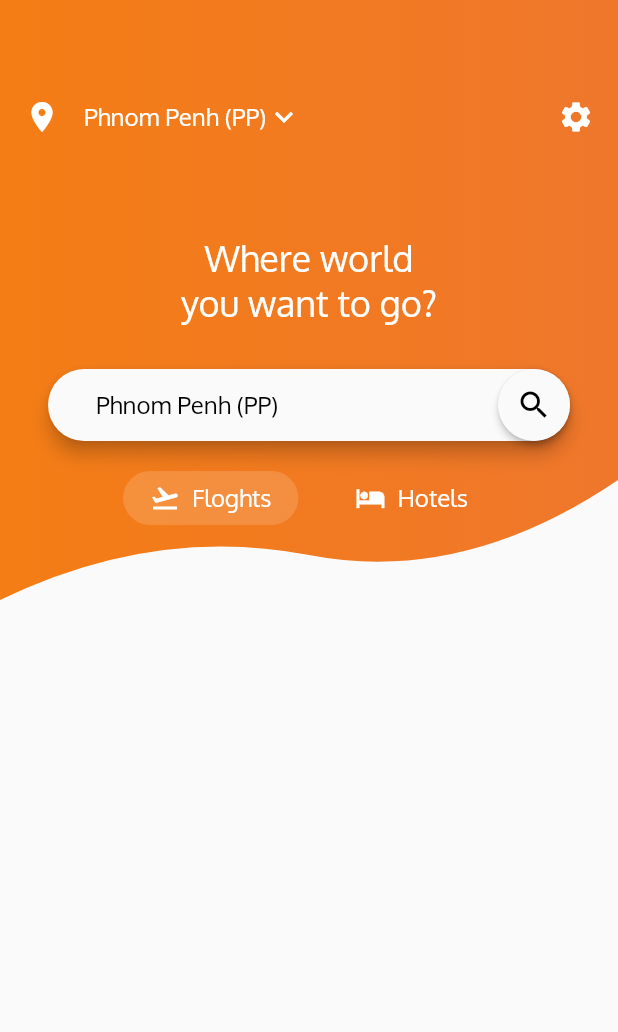
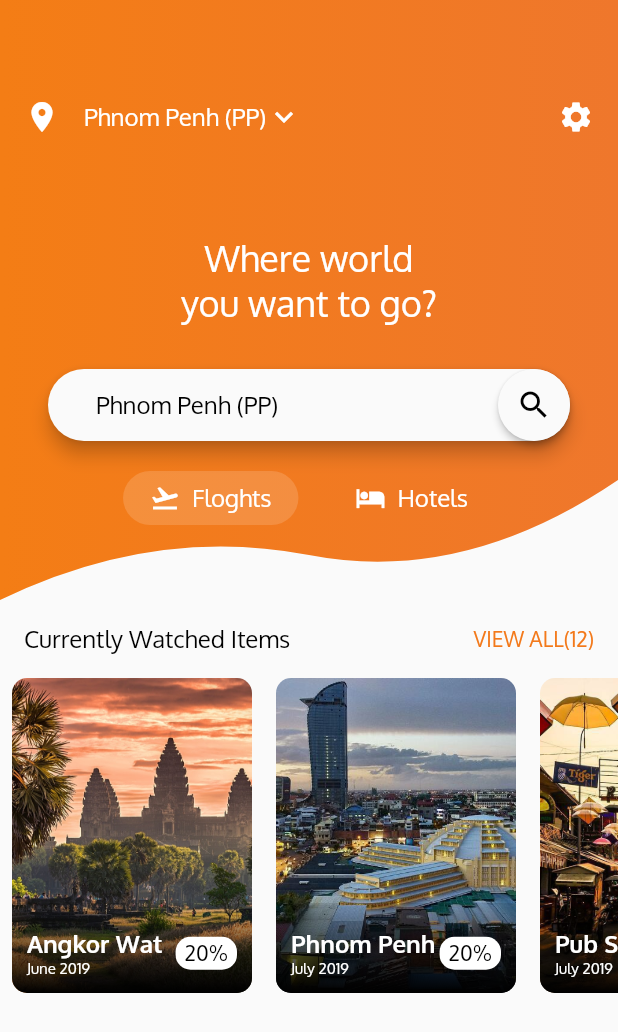
Before and after one commit to ungsochea/flutter-fight-ticket, a Flutter app: the screen it shows after launch, on a phone screen of 412 x 824 dp. Shown: the top 1032 px of the screen. Run offline on Flutter 3.47's test engine with Material 2 defaults, Android fonts, the phone set to English and light mode, and no system bars.

Commit message:
card list

```diff
--- a/lib/main.dart
+++ b/lib/main.dart
@@ -23,7 +23,10 @@ class HomeScreen extends StatelessWidget {
   Widget build(BuildContext context) {
     return Scaffold(
       body: Column(
-        children: <Widget>[HomeScreenTopPart()],
+        children: <Widget>[
+          HomeScreenTopPart(),
+          HomeScreenButtomPart,
+        ],
       ),
     );
   }
@@ -170,14 +173,14 @@ class _HomeScreenTopPartState extends State<HomeScreenTopPart> {
                       width: 20.0,
                     ),
                     InkWell(
-                      child: ChoiceChip(Icons.hotel, "Hotels", !isFlightSelected),
+                      child:
+                          ChoiceChip(Icons.hotel, "Hotels", !isFlightSelected),
                       onTap: () {
                         setState(() {
                           isFlightSelected = false;
                         });
                       },
                     ),
-
                   ],
                 ),
               ],
@@ -231,3 +234,126 @@ class _ChoiceChipState extends State<ChoiceChip> {
     );
   }
 }
+
+var viewAllStyle = TextStyle(fontSize: 14.0, color: appTheme.primaryColor);
+
+var HomeScreenButtomPart = Column(
+  children: <Widget>[
+    Padding(
+      padding: EdgeInsets.symmetric(horizontal: 16.0, vertical: 16.0),
+      child: Row(
+        mainAxisSize: MainAxisSize.max,
+        mainAxisAlignment: MainAxisAlignment.spaceBetween,
+        children: <Widget>[
+          Text(
+            "Currently Watched Items",
+            style: dropDownMenuItemStyle,
+          ),
+          Spacer(),
+          Text(
+            "VIEW ALL(12)",
+            style: viewAllStyle,
+          )
+        ],
+      ),
+    ),
+    Container(
+      height: 210.0,
+      child: ListView(scrollDirection: Axis.horizontal, children: citycards),
+    ),
+  ],
+);
+
+List<CityCard> citycards = [
+  CityCard("assets/images/angkorwat.jpg", "Angkor Wat", "June 2019", "20", "80",
+      "60"),
+  CityCard("assets/images/phnom-penh.jpg", "Phnom Penh", "July 2019", "20",
+      "70", "50"),
+  CityCard("assets/images/pubstreet.jpg", "Pub Street", "July 2019", "30", "70",
+      "40"),
+];
+
+class CityCard extends StatelessWidget {
+  final String imagePath, cityName, monthYear, discount, oldPrice, newPrice;
+
+  CityCard(this.imagePath, this.cityName, this.monthYear, this.discount,
+      this.oldPrice, this.newPrice);
+
+  @override
+  Widget build(BuildContext context) {
+    return Padding(
+        padding: const EdgeInsets.symmetric(horizontal: 8.0),
+        child: ClipRRect(
+          borderRadius: BorderRadius.all(Radius.circular(10.0)),
+          child: Stack(
+            children: <Widget>[
+              Container(
+                height: 210.0,
+                width: 160.0,
+                child: Image.asset(
+                  imagePath,
+                  fit: BoxFit.cover,
+                ),
+              ),
+              Positioned(
+                left: 0.0,
+                bottom: 0.0,
+                width: 160.0,
+                height: 60.0,
+                child: Container(
+                  decoration: BoxDecoration(
+                    gradient: LinearGradient(
+                      begin: Alignment.bottomCenter,
+                      end: Alignment.topCenter,
+                      colors: [
+                        Colors.black,Colors.black.withOpacity(0.1)
+                      ]
+                    ),
+                  ),
+                ),
+              ),
+              Positioned(
+                left: 10.0,
+                bottom: 10.0,
+                right: 10.0,
+                child: Row(
+                  mainAxisSize: MainAxisSize.max,
+                  mainAxisAlignment: MainAxisAlignment.spaceBetween,
+                  children: <Widget>[
+                    Column(
+                      crossAxisAlignment: CrossAxisAlignment.start,
+                      children: <Widget>[
+                        Text(
+                          cityName,
+                          style: TextStyle(
+                              fontWeight: FontWeight.bold,
+                              color: Colors.white,
+                              fontSize: 16.0),
+                        ),
+                        Text(
+                          monthYear,
+                          style: TextStyle(
+                              fontWeight: FontWeight.normal,
+                              color: Colors.white,
+                              fontSize: 10.0),
+                        )
+                      ],
+                    ),
+                    Container(
+                      padding:
+                          EdgeInsets.symmetric(horizontal: 6.0, vertical: 2.0),
+                      decoration: BoxDecoration(
+                          color: Colors.white,
+                          shape: BoxShape.rectangle,
+                          borderRadius:
+                              BorderRadius.all(Radius.circular(10.0))),
+                      child: Text("$discount%",style: TextStyle(fontSize: 14.0,color: Colors.black),),
+                    ),
+                  ],
+                ),
+              )
+            ],
+          ),
+        ));
+  }
+}
```
Also changed, not shown: assets/images/angkorwat.jpg (added), assets/images/phnom-penh.jpg (added), assets/images/pubstreet.jpg (added).
